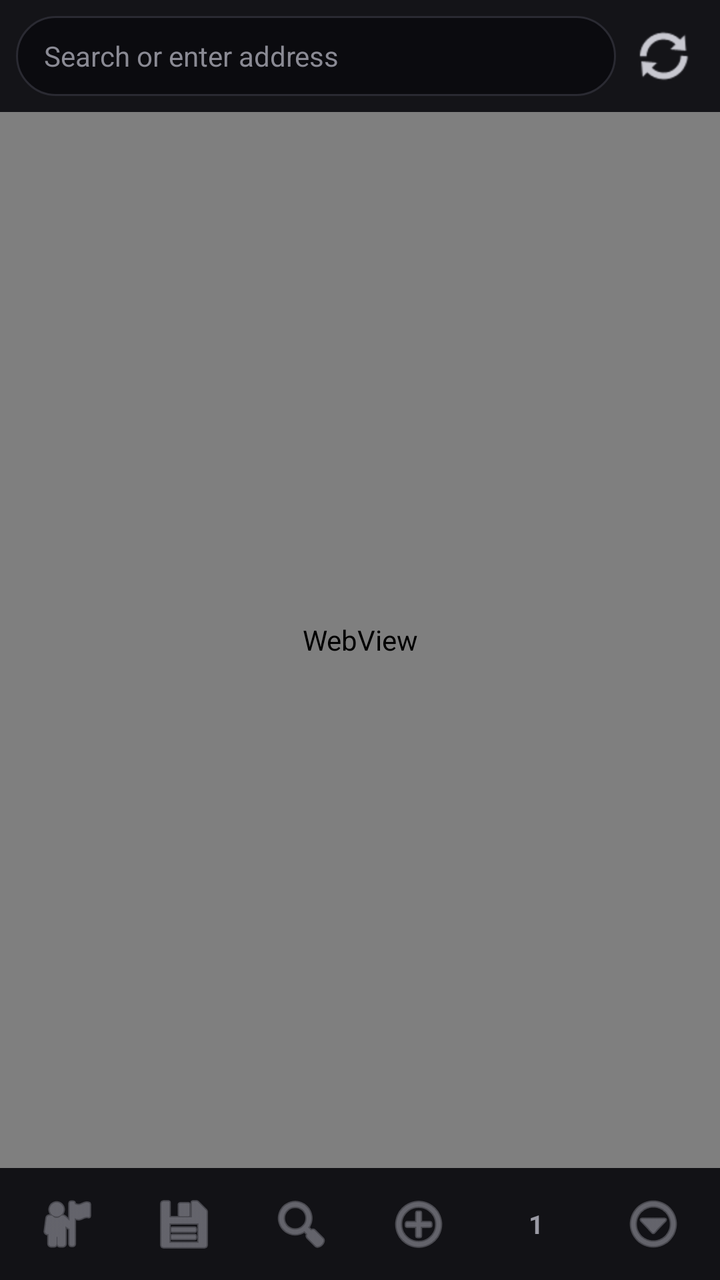
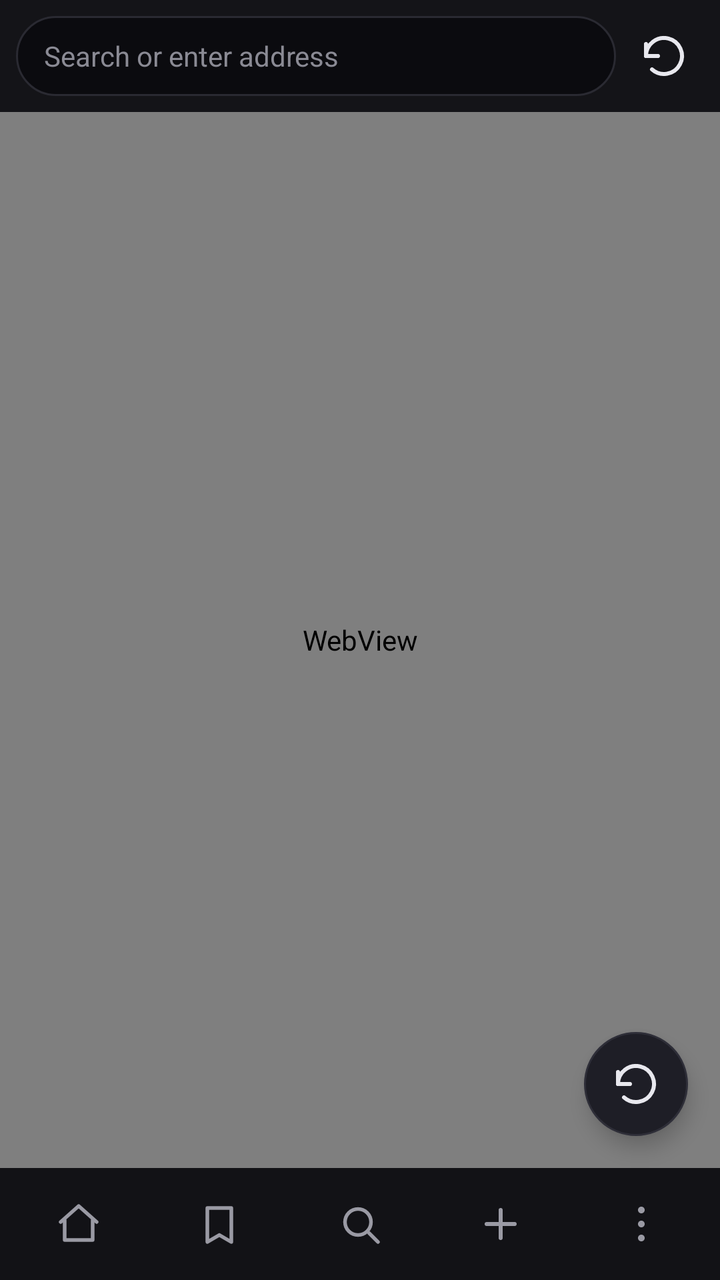

Screens rendered from an Android XML layout before and after an edit, with the pre-edit source and the edit as a unified diff.
<!-- AndroidManifest.xml: activity theme AppTheme.NoActionBar -->
<!-- res/layout/activity_browser.xml -->
<?xml version="1.0" encoding="utf-8"?>
<LinearLayout xmlns:android="http://schemas.android.com/apk/res/android"
    android:layout_width="match_parent"
    android:layout_height="match_parent"
    android:background="#0B0B0F"
    android:fitsSystemWindows="true"
    android:orientation="vertical">

    <TextView
        android:id="@+id/privateLabel"
        android:layout_width="match_parent"
        android:layout_height="wrap_content"
        android:background="#241A30"
        android:gravity="center"
        android:paddingVertical="4dp"
        android:text="Private browsing"
        android:textColor="#D4B8FF"
        android:textSize="12sp"
        android:visibility="gone" />

    <LinearLayout
        android:layout_width="match_parent"
        android:layout_height="wrap_content"
        android:background="#141418"
        android:gravity="center_vertical"
        android:orientation="horizontal"
        android:paddingHorizontal="8dp"
        android:paddingVertical="8dp">

        <EditText
            android:id="@+id/addressBar"
            android:layout_width="0dp"
            android:layout_height="40dp"
            android:layout_weight="1"
            android:background="@drawable/address_bar_bg"
            android:hint="Search or enter address"
            android:imeOptions="actionGo"
            android:inputType="textUri"
            android:paddingHorizontal="14dp"
            android:singleLine="true"
            android:textColor="#F2F2F5"
            android:textColorHint="#8A8A94"
            android:textSize="14sp" />

        <ImageButton
            android:id="@+id/btnReload"
            android:layout_width="40dp"
            android:layout_height="40dp"
            android:layout_marginStart="4dp"
            android:background="?attr/selectableItemBackgroundBorderless"
            android:contentDescription="Reload"
            android:padding="8dp"
            android:src="@android:drawable/ic_popup_sync"
            android:tint="#C8C8D0" />
    </LinearLayout>

    <ProgressBar
        android:id="@+id/progress"
        style="?android:attr/progressBarStyleHorizontal"
        android:layout_width="match_parent"
        android:layout_height="2dp"
        android:indeterminate="false"
        android:max="100"
        android:progress="0"
        android:progressTint="#3B7CF6"
        android:visibility="gone" />

    <WebView
        android:id="@+id/webView"
        android:layout_width="match_parent"
        android:layout_height="0dp"
        android:layout_weight="1" />

    
    <LinearLayout
        android:id="@+id/bottomBar"
        android:layout_width="match_parent"
        android:layout_height="wrap_content"
        android:background="#121216"
        android:gravity="center_vertical"
        android:orientation="horizontal"
        android:paddingHorizontal="4dp"
        android:paddingTop="6dp"
        android:paddingBottom="6dp">

        <ImageButton
            android:id="@+id/btnBottomHome"
            android:layout_width="0dp"
            android:layout_height="44dp"
            android:layout_weight="1"
            android:background="?attr/selectableItemBackgroundBorderless"
            android:contentDescription="Home"
            android:src="@android:drawable/ic_menu_myplaces"
            android:tint="#9A9AA4" />

        <ImageButton
            android:id="@+id/btnBottomBookmark"
            android:layout_width="0dp"
            android:layout_height="44dp"
            android:layout_weight="1"
            android:background="?attr/selectableItemBackgroundBorderless"
            android:contentDescription="Bookmarks"
            android:src="@android:drawable/ic_menu_save"
            android:tint="#9A9AA4" />

        <ImageButton
            android:id="@+id/btnBottomSearch"
            android:layout_width="0dp"
            android:layout_height="44dp"
            android:layout_weight="1"
            android:background="?attr/selectableItemBackgroundBorderless"
            android:contentDescription="Search"
            android:src="@android:drawable/ic_menu_search"
            android:tint="#9A9AA4" />

        <ImageButton
            android:id="@+id/btnBottomNewTab"
            android:layout_width="0dp"
            android:layout_height="44dp"
            android:layout_weight="1"
            android:background="?attr/selectableItemBackgroundBorderless"
            android:contentDescription="New tab"
            android:src="@android:drawable/ic_menu_add"
            android:tint="#9A9AA4" />

        <TextView
            android:id="@+id/btnBottomTabs"
            android:layout_width="0dp"
            android:layout_height="44dp"
            android:layout_weight="1"
            android:background="?attr/selectableItemBackgroundBorderless"
            android:gravity="center"
            android:text="1"
            android:textColor="#9A9AA4"
            android:textSize="13sp"
            android:textStyle="bold"
            android:contentDescription="Tabs" />

        <ImageButton
            android:id="@+id/btnBottomMore"
            android:layout_width="0dp"
            android:layout_height="44dp"
            android:layout_weight="1"
            android:background="?attr/selectableItemBackgroundBorderless"
            android:contentDescription="More"
            android:src="@android:drawable/ic_menu_more"
            android:tint="#9A9AA4" />
    </LinearLayout>
</LinearLayout>
<!-- resources referenced by this layout -->
<resources>
  <!-- unchanged entries left out for length: 2 -->
</resources>

<!-- the commit's change to res/layout/activity_browser.xml (unified diff, before → after) -->
@@ -1,149 +1,191 @@
 <?xml version="1.0" encoding="utf-8"?>
-<LinearLayout xmlns:android="http://schemas.android.com/apk/res/android"
+<FrameLayout xmlns:android="http://schemas.android.com/apk/res/android"
+    android:id="@+id/browserRoot"
     android:layout_width="match_parent"
     android:layout_height="match_parent"
     android:background="#0B0B0F"
-    android:fitsSystemWindows="true"
-    android:orientation="vertical">
-
-    <TextView
-        android:id="@+id/privateLabel"
-        android:layout_width="match_parent"
-        android:layout_height="wrap_content"
-        android:background="#241A30"
-        android:gravity="center"
-        android:paddingVertical="4dp"
-        android:text="Private browsing"
-        android:textColor="#D4B8FF"
-        android:textSize="12sp"
-        android:visibility="gone" />
+    android:fitsSystemWindows="true">
 
     <LinearLayout
         android:layout_width="match_parent"
-        android:layout_height="wrap_content"
-        android:background="#141418"
-        android:gravity="center_vertical"
-        android:orientation="horizontal"
-        android:paddingHorizontal="8dp"
-        android:paddingVertical="8dp">
+        android:layout_height="match_parent"
+        android:orientation="vertical">
 
-        <EditText
-            android:id="@+id/addressBar"
-            android:layout_width="0dp"
-            android:layout_height="40dp"
-            android:layout_weight="1"
-            android:background="@drawable/address_bar_bg"
-            android:hint="Search or enter address"
-            android:imeOptions="actionGo"
-            android:inputType="textUri"
-            android:paddingHorizontal="14dp"
-            android:singleLine="true"
-            android:textColor="#F2F2F5"
-            android:textColorHint="#8A8A94"
-            android:textSize="14sp" />
+        <TextView
+            android:id="@+id/privateLabel"
+            android:layout_width="match_parent"
+            android:layout_height="wrap_content"
+            android:background="#241A30"
+            android:gravity="center"
+            android:paddingVertical="4dp"
+            android:text="Private browsing"
+            android:textColor="#D4B8FF"
+            android:textSize="12sp"
+            android:visibility="gone" />
 
-        <ImageButton
-            android:id="@+id/btnReload"
-            android:layout_width="40dp"
-            android:layout_height="40dp"
-            android:layout_marginStart="4dp"
-            android:background="?attr/selectableItemBackgroundBorderless"
-            android:contentDescription="Reload"
-            android:padding="8dp"
-            android:src="@android:drawable/ic_popup_sync"
-            android:tint="#C8C8D0" />
+        <LinearLayout
+            android:layout_width="match_parent"
+            android:layout_height="wrap_content"
+            android:background="#141418"
+            android:gravity="center_vertical"
+            android:orientation="horizontal"
+            android:paddingHorizontal="8dp"
+            android:paddingVertical="8dp">
+
+            <EditText
+                android:id="@+id/addressBar"
+                android:layout_width="0dp"
+                android:layout_height="40dp"
+                android:layout_weight="1"
+                android:background="@drawable/address_bar_bg"
+                android:hint="Search or enter address"
+                android:imeOptions="actionGo"
+                android:inputType="textUri"
+                android:paddingHorizontal="14dp"
+                android:singleLine="true"
+                android:textColor="#F2F2F5"
+                android:textColorHint="#8A8A94"
+                android:textSize="14sp" />
+
+            <ImageButton
+                android:id="@+id/btnReload"
+                android:layout_width="40dp"
+                android:layout_height="40dp"
+                android:layout_marginStart="4dp"
+                android:background="?attr/selectableItemBackgroundBorderless"
+                android:contentDescription="Reload"
+                android:padding="8dp"
+                android:src="@drawable/ic_nav_refresh" />
+        </LinearLayout>
+
+        <ProgressBar
+            android:id="@+id/progress"
+            style="?android:attr/progressBarStyleHorizontal"
+            android:layout_width="match_parent"
+            android:layout_height="2dp"
+            android:indeterminate="false"
+            android:max="100"
+            android:progress="0"
+            android:progressTint="#3B7CF6"
+            android:visibility="gone" />
+
+        <WebView
+            android:id="@+id/webView"
+            android:layout_width="match_parent"
+            android:layout_height="0dp"
+            android:layout_weight="1" />
+
+        
+        <LinearLayout
+            android:id="@+id/bottomBar"
+            android:layout_width="match_parent"
+            android:layout_height="wrap_content"
+            android:background="#121216"
+            android:gravity="center_vertical"
+            android:orientation="horizontal"
+            android:paddingHorizontal="4dp"
+            android:paddingTop="6dp"
+            android:paddingBottom="6dp">
+
+            <ImageButton
+                android:id="@+id/btnBottomHome"
+                android:layout_width="0dp"
+                android:layout_height="44dp"
+                android:layout_weight="1"
+                android:background="?attr/selectableItemBackgroundBorderless"
+                android:contentDescription="Home"
+                android:padding="10dp"
+                android:scaleType="centerInside"
+                android:src="@drawable/ic_nav_home" />
+
+            <ImageButton
+                android:id="@+id/btnBottomBookmark"
+                android:layout_width="0dp"
+                android:layout_height="44dp"
+                android:layout_weight="1"
+                android:background="?attr/selectableItemBackgroundBorderless"
+                android:contentDescription="Bookmarks"
+                android:padding="10dp"
+                android:scaleType="centerInside"
+                android:src="@drawable/ic_nav_bookmark" />
+
+            <ImageButton
+                android:id="@+id/btnBottomSearch"
+                android:layout_width="0dp"
+                android:layout_height="44dp"
+                android:layout_weight="1"
+                android:background="?attr/selectableItemBackgroundBorderless"
+                android:contentDescription="Search"
+                android:padding="10dp"
+                android:scaleType="centerInside"
+                android:src="@drawable/ic_nav_search" />
+
+            
+            <FrameLayout
+                android:layout_width="0dp"
+                android:layout_height="44dp"
+                android:layout_weight="1">
+
+                <ImageButton
+                    android:id="@+id/btnBottomNewTab"
+                    android:layout_width="match_parent"
+                    android:layout_height="match_parent"
+                    android:background="?attr/selectableItemBackgroundBorderless"
+                    android:contentDescription="New tab"
+                    android:padding="10dp"
+                    android:scaleType="centerInside"
+                    android:src="@drawable/ic_nav_plus" />
+
+                <FrameLayout
+                    android:id="@+id/btnBottomTabsHit"
+                    android:layout_width="match_parent"
+                    android:layout_height="match_parent"
+                    android:background="?attr/selectableItemBackgroundBorderless"
+                    android:clickable="true"
+                    android:contentDescription="Tabs"
+                    android:focusable="true"
+                    android:visibility="gone">
+
+                    <TextView
+                        android:id="@+id/btnBottomTabs"
+                        android:layout_width="wrap_content"
+                        android:layout_height="wrap_content"
+                        android:layout_gravity="center"
+                        android:background="@drawable/bg_tabs_count"
+                        android:gravity="center"
+                        android:minWidth="22dp"
+                        android:minHeight="22dp"
+                        android:text="1"
+                        android:textColor="#9A9AA4"
+                        android:textSize="12sp"
+                        android:textStyle="bold" />
+                </FrameLayout>
+            </FrameLayout>
+
+            <ImageButton
+                android:id="@+id/btnBottomMore"
+                android:layout_width="0dp"
+                android:layout_height="44dp"
+                android:layout_weight="1"
+                android:background="?attr/selectableItemBackgroundBorderless"
+                android:contentDescription="More"
+                android:padding="10dp"
+                android:scaleType="centerInside"
+                android:src="@drawable/ic_nav_more" />
+        </LinearLayout>
     </LinearLayout>
 
-    <ProgressBar
-        android:id="@+id/progress"
-        style="?android:attr/progressBarStyleHorizontal"
-        android:layout_width="match_parent"
-        android:layout_height="2dp"
-        android:indeterminate="false"
-        android:max="100"
-        android:progress="0"
-        android:progressTint="#3B7CF6"
-        android:visibility="gone" />
-
-    <WebView
-        android:id="@+id/webView"
-        android:layout_width="match_parent"
-        android:layout_height="0dp"
-        android:layout_weight="1" />
-
-    
-    <LinearLayout
-        android:id="@+id/bottomBar"
-        android:layout_width="match_parent"
-        android:layout_height="wrap_content"
-        android:background="#121216"
-        android:gravity="center_vertical"
-        android:orientation="horizontal"
-        android:paddingHorizontal="4dp"
-        android:paddingTop="6dp"
-        android:paddingBottom="6dp">
-
-        <ImageButton
-            android:id="@+id/btnBottomHome"
-            android:layout_width="0dp"
-            android:layout_height="44dp"
-            android:layout_weight="1"
-            android:background="?attr/selectableItemBackgroundBorderless"
-            android:contentDescription="Home"
-            android:src="@android:drawable/ic_menu_myplaces"
-            android:tint="#9A9AA4" />
-
-        <ImageButton
-            android:id="@+id/btnBottomBookmark"
-            android:layout_width="0dp"
-            android:layout_height="44dp"
-            android:layout_weight="1"
-            android:background="?attr/selectableItemBackgroundBorderless"
-            android:contentDescription="Bookmarks"
-            android:src="@android:drawable/ic_menu_save"
-            android:tint="#9A9AA4" />
-
-        <ImageButton
-            android:id="@+id/btnBottomSearch"
-            android:layout_width="0dp"
-            android:layout_height="44dp"
-            android:layout_weight="1"
-            android:background="?attr/selectableItemBackgroundBorderless"
-            android:contentDescription="Search"
-            android:src="@android:drawable/ic_menu_search"
-            android:tint="#9A9AA4" />
-
-        <ImageButton
-            android:id="@+id/btnBottomNewTab"
-            android:layout_width="0dp"
-            android:layout_height="44dp"
-            android:layout_weight="1"
-            android:background="?attr/selectableItemBackgroundBorderless"
-            android:contentDescription="New tab"
-            android:src="@android:drawable/ic_menu_add"
-            android:tint="#9A9AA4" />
-
-        <TextView
-            android:id="@+id/btnBottomTabs"
-            android:layout_width="0dp"
-            android:layout_height="44dp"
-            android:layout_weight="1"
-            android:background="?attr/selectableItemBackgroundBorderless"
-            android:gravity="center"
-            android:text="1"
-            android:textColor="#9A9AA4"
-            android:textSize="13sp"
-            android:textStyle="bold"
-            android:contentDescription="Tabs" />
-
-        <ImageButton
-            android:id="@+id/btnBottomMore"
-            android:layout_width="0dp"
-            android:layout_height="44dp"
-            android:layout_weight="1"
-            android:background="?attr/selectableItemBackgroundBorderless"
-            android:contentDescription="More"
-            android:src="@android:drawable/ic_menu_more"
-            android:tint="#9A9AA4" />
-    </LinearLayout>
-</LinearLayout>
+    <ImageButton
+        android:id="@+id/fabRefresh"
+        android:layout_width="52dp"
+        android:layout_height="52dp"
+        android:layout_gravity="bottom|end"
+        android:layout_marginEnd="16dp"
+        android:layout_marginBottom="72dp"
+        android:background="@drawable/bg_fab_refresh"
+        android:contentDescription="Refresh"
+        android:elevation="6dp"
+        android:padding="14dp"
+        android:scaleType="centerInside"
+        android:src="@drawable/ic_nav_refresh" />
+</FrameLayout>
<!-- resource entries referenced after the edit -->
@@ -1,5 +1,129 @@
 <!-- resources referenced by this layout -->
 <resources>
+  <!-- drawable bg_fab_refresh (drawable) -->
+  <?xml version="1.0" encoding="utf-8"?>
+  <shape xmlns:android="http://schemas.android.com/apk/res/android"
+      android:shape="oval">
+      <solid android:color="#1E1E26" />
+      <stroke
+          android:width="1dp"
+          android:color="#2E2E38" />
+  </shape>
+  <!-- drawable bg_tabs_count (drawable) -->
+  <?xml version="1.0" encoding="utf-8"?>
+  <shape xmlns:android="http://schemas.android.com/apk/res/android"
+      android:shape="rectangle">
+      <stroke
+          android:width="1.8dp"
+          android:color="#9A9AA4" />
+      <corners android:radius="6dp" />
+      <solid android:color="#00000000" />
+      <padding
+          android:left="5dp"
+          android:top="2dp"
+          android:right="5dp"
+          android:bottom="2dp" />
+  </shape>
+  <!-- drawable ic_nav_bookmark (drawable) -->
+  <?xml version="1.0" encoding="utf-8"?>
+  <vector xmlns:android="http://schemas.android.com/apk/res/android"
+      android:width="24dp"
+      android:height="24dp"
+      android:viewportWidth="24"
+      android:viewportHeight="24">
+      <path
+          android:pathData="M6,4h12v17l-6,-3.5L6,21V4z"
+          android:strokeWidth="1.8"
+          android:strokeColor="#9A9AA4"
+          android:strokeLineJoin="round"
+          android:fillColor="#00000000" />
+  </vector>
+  <!-- drawable ic_nav_home (drawable) -->
+  <?xml version="1.0" encoding="utf-8"?>
+  <vector xmlns:android="http://schemas.android.com/apk/res/android"
+      android:width="24dp"
+      android:height="24dp"
+      android:viewportWidth="24"
+      android:viewportHeight="24">
+      <path
+          android:pathData="M3,11l9,-8 9,8M5,10v10h14V10"
+          android:strokeWidth="1.8"
+          android:strokeColor="#9A9AA4"
+          android:strokeLineCap="round"
+          android:strokeLineJoin="round"
+          android:fillColor="#00000000" />
+  </vector>
+  <!-- drawable ic_nav_more (drawable) -->
+  <?xml version="1.0" encoding="utf-8"?>
+  <vector xmlns:android="http://schemas.android.com/apk/res/android"
+      android:width="24dp"
+      android:height="24dp"
+      android:viewportWidth="24"
+      android:viewportHeight="24">
+      <path
+          android:pathData="M12,5m-1.7,0a1.7,1.7 0,1 1,3.4 0a1.7,1.7 0,1 1,-3.4 0"
+          android:fillColor="#9A9AA4" />
+      <path
+          android:pathData="M12,12m-1.7,0a1.7,1.7 0,1 1,3.4 0a1.7,1.7 0,1 1,-3.4 0"
+          android:fillColor="#9A9AA4" />
+      <path
+          android:pathData="M12,19m-1.7,0a1.7,1.7 0,1 1,3.4 0a1.7,1.7 0,1 1,-3.4 0"
+          android:fillColor="#9A9AA4" />
+  </vector>
+  <!-- drawable ic_nav_plus (drawable) -->
+  <?xml version="1.0" encoding="utf-8"?>
+  <vector xmlns:android="http://schemas.android.com/apk/res/android"
+      android:width="24dp"
+      android:height="24dp"
+      android:viewportWidth="24"
+      android:viewportHeight="24">
+      <path
+          android:pathData="M12,5v14M5,12h14"
+          android:strokeWidth="2"
+          android:strokeColor="#9A9AA4"
+          android:strokeLineCap="round"
+          android:fillColor="#00000000" />
+  </vector>
+  <!-- drawable ic_nav_refresh (drawable) -->
+  <?xml version="1.0" encoding="utf-8"?>
+  <vector xmlns:android="http://schemas.android.com/apk/res/android"
+      android:width="24dp"
+      android:height="24dp"
+      android:viewportWidth="24"
+      android:viewportHeight="24">
+      <path
+          android:pathData="M3,12a9,9 0,1 1,3 6.7"
+          android:strokeWidth="2"
+          android:strokeColor="#E8E8EE"
+          android:strokeLineCap="round"
+          android:fillColor="#00000000" />
+      <path
+          android:pathData="M3,12V6m0,6h6"
+          android:strokeWidth="2"
+          android:strokeColor="#E8E8EE"
+          android:strokeLineCap="round"
+          android:strokeLineJoin="round"
+          android:fillColor="#00000000" />
+  </vector>
+  <!-- drawable ic_nav_search (drawable) -->
+  <?xml version="1.0" encoding="utf-8"?>
+  <vector xmlns:android="http://schemas.android.com/apk/res/android"
+      android:width="24dp"
+      android:height="24dp"
+      android:viewportWidth="24"
+      android:viewportHeight="24">
+      <path
+          android:pathData="M11,11m-6.5,0a6.5,6.5 0,1 1,13 0a6.5,6.5 0,1 1,-13 0"
+          android:strokeWidth="1.8"
+          android:strokeColor="#9A9AA4"
+          android:fillColor="#00000000" />
+      <path
+          android:pathData="M16.5,16.5L21,21"
+          android:strokeWidth="1.8"
+          android:strokeColor="#9A9AA4"
+          android:strokeLineCap="round"
+          android:fillColor="#00000000" />
+  </vector>
   <!-- unchanged entries left out for length: 2 -->
 </resources>
 
